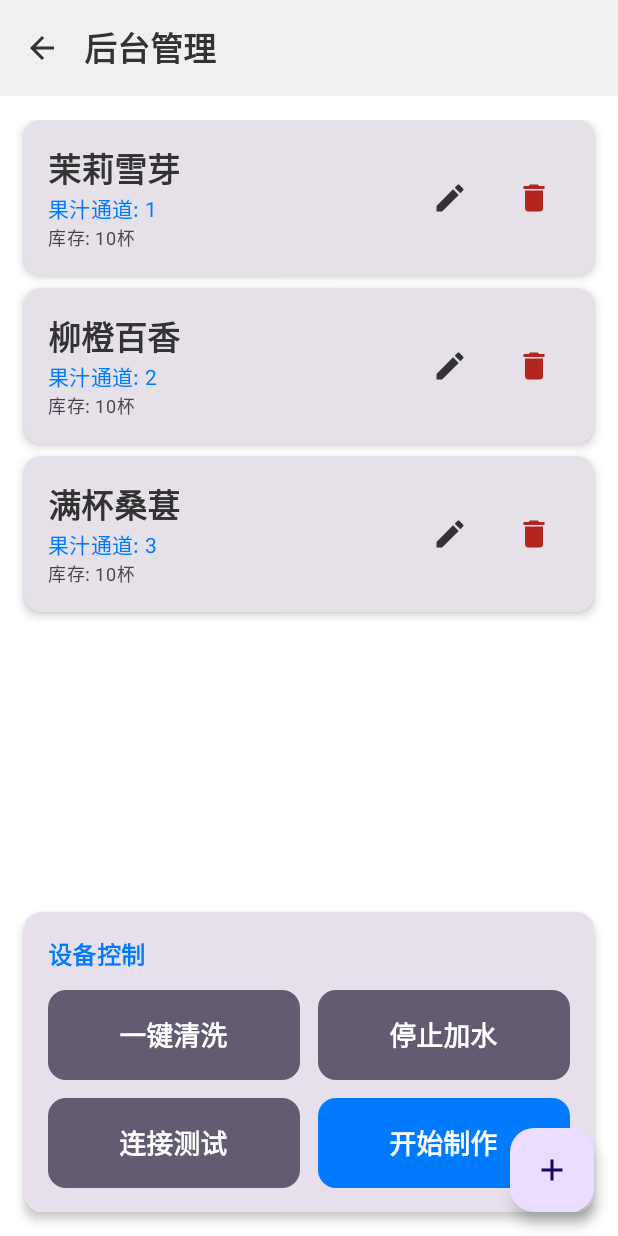
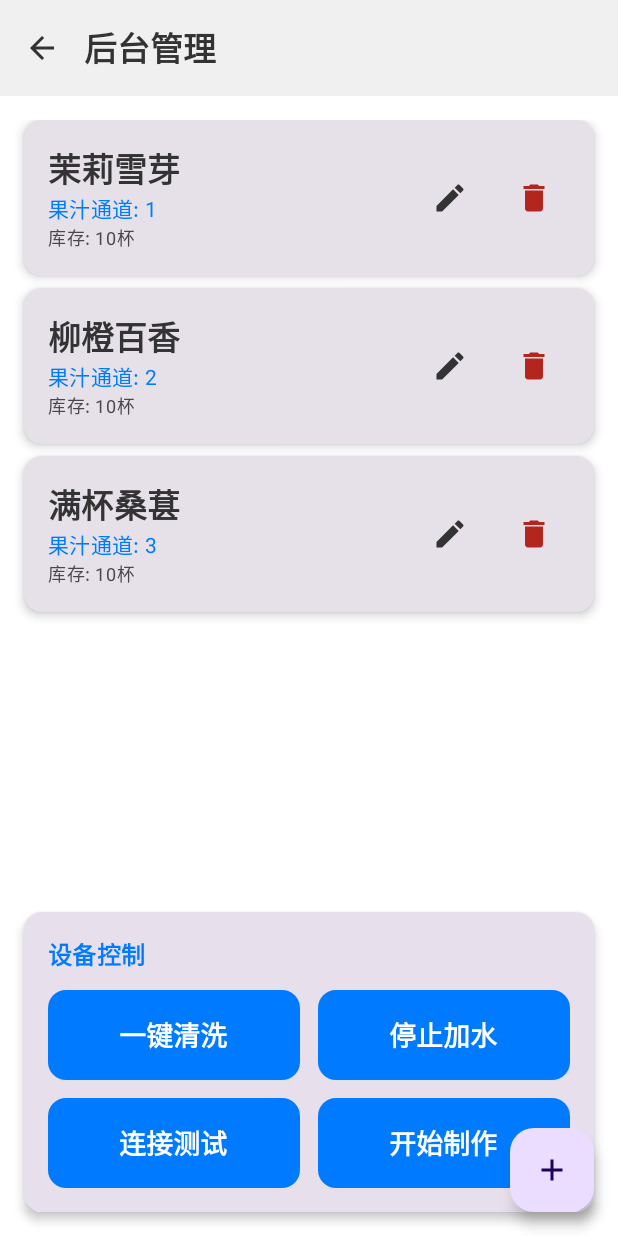
Before and after one commit to Deepmind666/fatigue_detect_APP, an Android app built with Jetpack Compose: the @Preview function AdminScreenPreview, on a phone screen of 412 x 824 dp. Run offline under Robolectric (Android 15) with nearby library versions, the phone set to English and light mode, and no system bars; our stand-ins replace Room's generated code.

Commit message:
fix: 设备控制按钮全部高亮为蓝色，温度显示统一为--°，去除未连接字样

```diff
--- a/app/src/main/java/com/example/juicemachine/ui/AdminScreen.kt
+++ b/app/src/main/java/com/example/juicemachine/ui/AdminScreen.kt
@@ -117,12 +117,14 @@ fun AdminScreen(
                         ActionButton(
                             text = "一键清洗",
                             onClick = onClean,
-                            modifier = Modifier.weight(1f)
+                            modifier = Modifier.weight(1f),
+                            isPrimary = true
                         )
                         ActionButton(
                             text = "停止加水",
                             onClick = onAddWater,
-                            modifier = Modifier.weight(1f)
+                            modifier = Modifier.weight(1f),
+                            isPrimary = true
                         )
                     }
 
@@ -136,7 +138,8 @@ fun AdminScreen(
                         ActionButton(
                             text = "连接测试",
                             onClick = onTestTemp,
-                            modifier = Modifier.weight(1f)
+                            modifier = Modifier.weight(1f),
+                            isPrimary = true
                         )
                         ActionButton(
                             text = "开始制作",
--- a/app/src/main/java/com/example/juicemachine/ui/DrinkMenuScreen.kt
+++ b/app/src/main/java/com/example/juicemachine/ui/DrinkMenuScreen.kt
@@ -142,7 +142,9 @@ fun Header(
         )
         Spacer(Modifier.weight(1f))
 
-        Text("温度: $temperature", fontSize = 20.sp, color = MaterialTheme.colorScheme.onPrimaryContainer)
+        // 只显示温度，不显示“设备未连接”字样
+        val displayTemp = if (temperature == "未连接" || temperature.isBlank()) "--°" else temperature
+        Text("温度: $displayTemp", fontSize = 20.sp, color = MaterialTheme.colorScheme.onPrimaryContainer)
     }
 }
 
```
